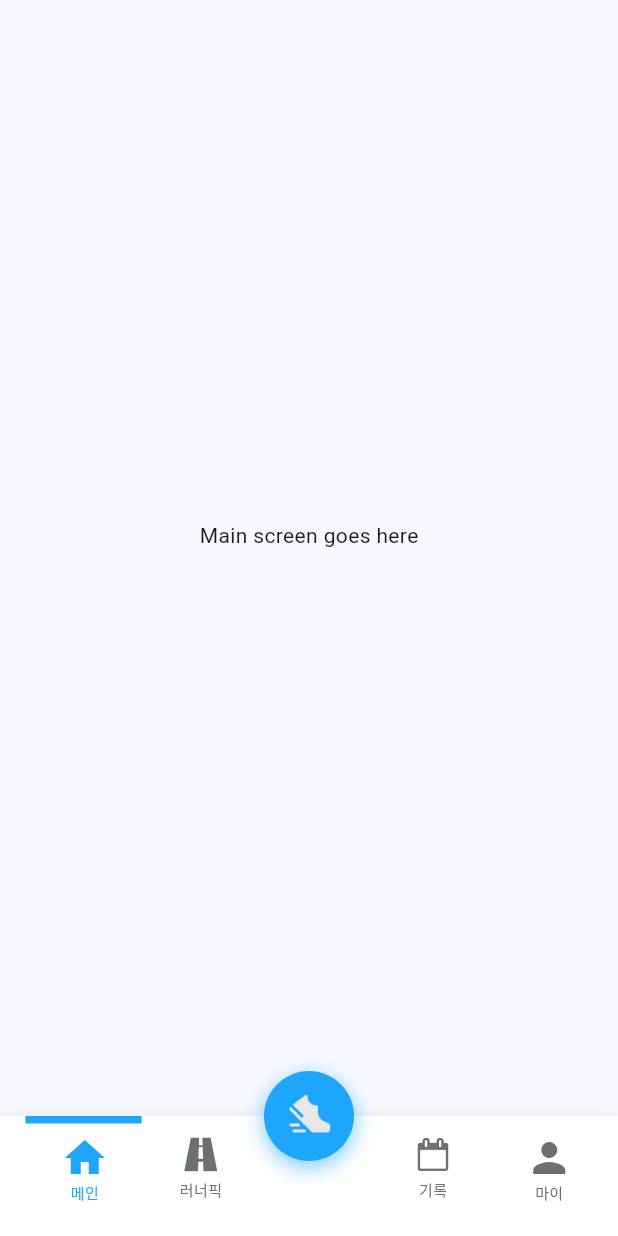
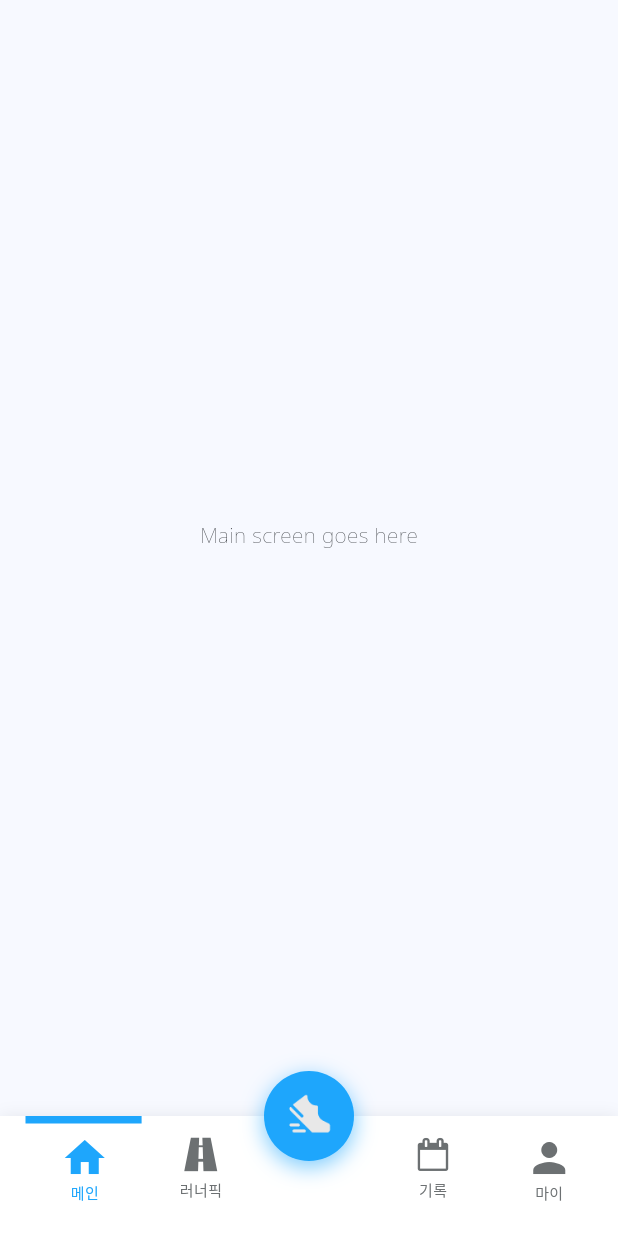
Before and after one commit to SSAFY-RunnerWay/RunnerWay, a Flutter app: the screen it shows after launch, on a phone screen of 412 x 824 dp. Run offline on Flutter 3.47's test engine with Material 3 defaults, Android fonts, the phone set to English and light mode, and no system bars; Roboto replaces fonts that are missing (Noto Sans KR); project files that could hold a hidden picture were left out.

Commit message:
begin : main font 적용

```diff
--- a/frontend/lib/main.dart
+++ b/frontend/lib/main.dart
@@ -17,6 +17,7 @@ class MyApp extends StatelessWidget {
       debugShowCheckedModeBanner: false, // debug 표시 제거
       title: 'Flutter Demo',
       theme: ThemeData(
+        fontFamily: 'notosans',
         colorScheme: ColorScheme.fromSeed(seedColor: const Color(0xff1EA6FC)),
         useMaterial3: true,
       ),
```
